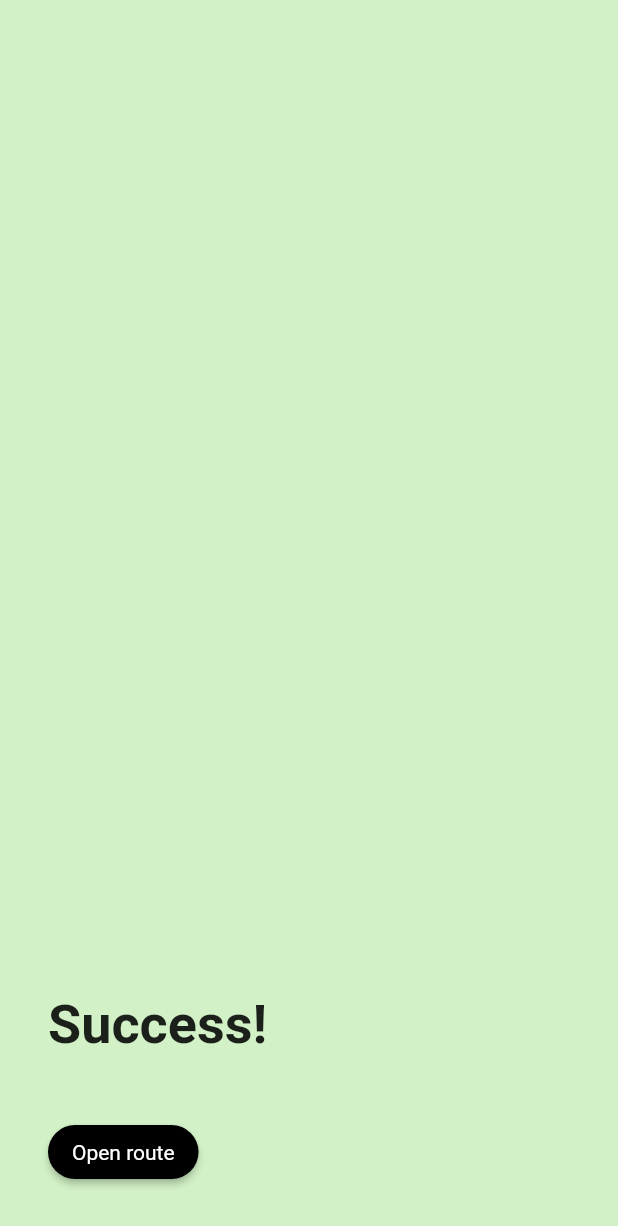
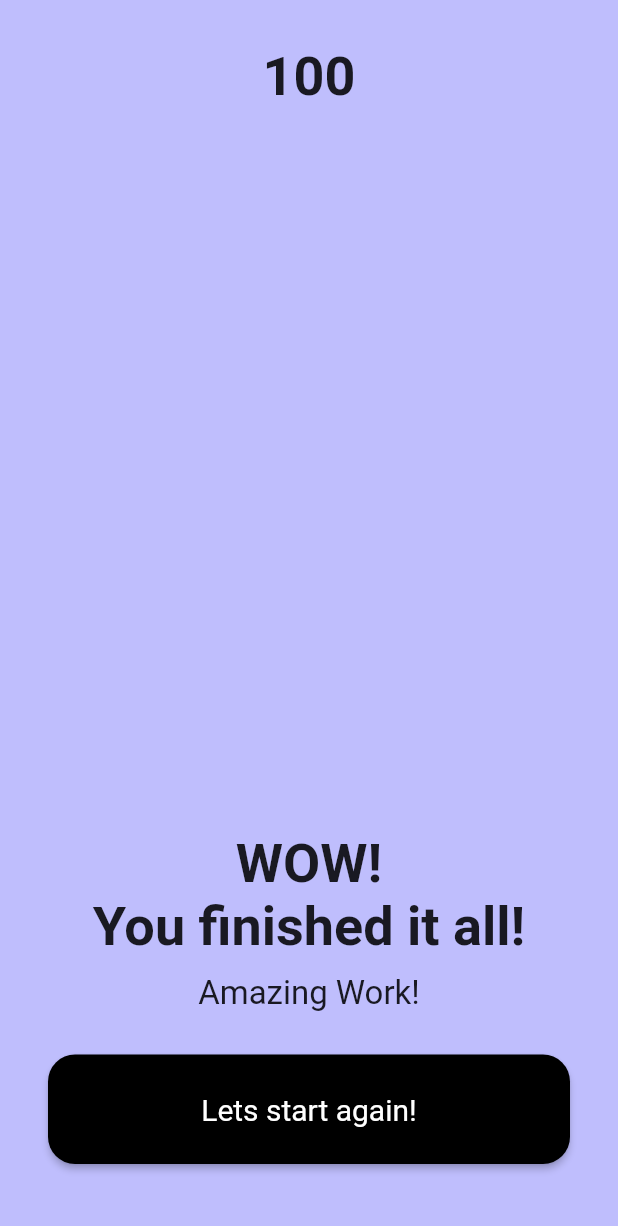
Before and after one commit to Klasmart-Engineering/eduloop-app-frontend, a Flutter app: the QuizResultsScreen screen opened by its route, on a phone screen of 412 x 824 dp. Shown: the top 1226 px of the screen. Run offline on Flutter 3.47's test engine with Material 2 defaults, Android fonts, the phone set to English and light mode, and no system bars; our stand-ins replace carousel_slider, flutter_dotenv, hooks_riverpod, shared_preferences; accounts and stored records are empty; Roboto replaces fonts that are missing (Montserrat).

Commit message:
feat: continued styling results screen and sign in pages

```diff
--- a/lib/components/quiz/question_view.dart
+++ b/lib/components/quiz/question_view.dart
@@ -56,13 +56,13 @@ class QuestionViewState extends State<QuestionView> {
                 flex: 1,
                 fit: FlexFit.tight,
                 child: Container(
-                  padding: EdgeInsets.all(20),
+                  padding: const EdgeInsets.all(20),
                   child: Column(children: [
                     Text(
                       widget.question.type,
                       style: const TextStyle(
                         fontSize: 28,
-                        fontWeight: FontWeight.bold,
+                        fontWeight: FontWeight.w500,
                       ),
                     ),
                     const SizedBox(
@@ -72,7 +72,7 @@ class QuestionViewState extends State<QuestionView> {
                       widget.question.title,
                       style: TextStyle(
                         fontSize: 18,
-                        fontWeight: FontWeight.w900,
+                        fontWeight: FontWeight.w700,
                         color: Colors.black.withOpacity(0.8),
                       ),
                     ),
--- a/lib/screens/quiz/results.dart
+++ b/lib/screens/quiz/results.dart
@@ -10,9 +10,20 @@ class QuizResultsScreen extends StatelessWidget {
   Widget build(BuildContext context) {
     return Scaffold(
         body: Column(
-            mainAxisAlignment: MainAxisAlignment.end,
-            children: const <Widget>[HeadingSection()]),
-        backgroundColor: Color.fromRGBO(210, 241, 198, 1));
+            mainAxisAlignment: MainAxisAlignment.spaceBetween,
+            children: const <Widget>[
+              Padding(
+                  padding: EdgeInsets.symmetric(vertical: 30),
+                  child: Text(
+                    '100',
+                    style: TextStyle(
+                      fontSize: 36,
+                      fontWeight: FontWeight.bold,
+                    ),
+                  )),
+              HeadingSection()
+            ]),
+        backgroundColor: Color.fromRGBO(191, 190, 253, 1));
   }
 }
 
@@ -24,26 +35,45 @@ class HeadingSection extends StatelessWidget {
     return Container(
         padding: const EdgeInsets.all(32),
         child: Column(
-        crossAxisAlignment: CrossAxisAlignment.start,
+          crossAxisAlignment: CrossAxisAlignment.center,
           children: [
             Container(
-            padding: const EdgeInsets.only(bottom: 40),
+              padding: const EdgeInsets.only(bottom: 10),
               child: const Text(
-              'Success!',
+                'WOW!\nYou finished it all!',
+                textAlign: TextAlign.center,
                 style: TextStyle(
                   fontSize: 36,
                   fontWeight: FontWeight.bold,
                 ),
               ),
             ),
-          ElevatedButton(
-            child: const Text('Open route'),
+            Container(
+              padding: const EdgeInsets.only(bottom: 12),
+              child: const Text(
+                'Amazing Work!',
+                style: TextStyle(
+                  fontSize: 22,
+                ),
+              ),
+            ),
+            Padding(
+                padding: const EdgeInsets.symmetric(vertical: 16.0),
+                child: SizedBox(
+                    width: double.maxFinite,
+                    child: ElevatedButton(
+                      style: ButtonStyle(
+                          padding: MaterialStateProperty.all(
+                              const EdgeInsets.symmetric(
+                                  horizontal: 10, vertical: 25))),
+                      child: const Text('Lets start again!',
+                          style: TextStyle(fontSize: 20)),
                       onPressed: () {
-              Navigator.pushNamed(context, '/' + QuizScreen.routeName);
+                        Navigator.pushNamed(
+                            context, '/' + QuizScreen.routeName);
                       },
-          ),
+                    ))),
           ],
-      ),
-    );
+        ));
   }
 }
--- a/lib/screens/splash.dart
+++ b/lib/screens/splash.dart
@@ -25,6 +25,7 @@ class _SplashScreenState extends State<SplashScreen> {
   @override
   Widget build(BuildContext context) {
     return Scaffold(
+      backgroundColor: Colors.white,
       body: Center(
         child: Image.asset(
           'assets/images/kidsloop_splash.png',
```
Also changed, not shown: lib/components/quiz/quiz_app_bar.dart (+7 -7 lines), lib/components/user/login_form.dart (+28 -5 lines), lib/components/user/sign_up_form.dart (+8 -2 lines), lib/screens/introduction.dart (+15 -6 lines), lib/screens/user/login.dart (+11 -1 lines), lib/screens/user/sign_up.dart (+11 -1 lines), 3 other files. Lines whose indentation alone changed are shown as unchanged.
